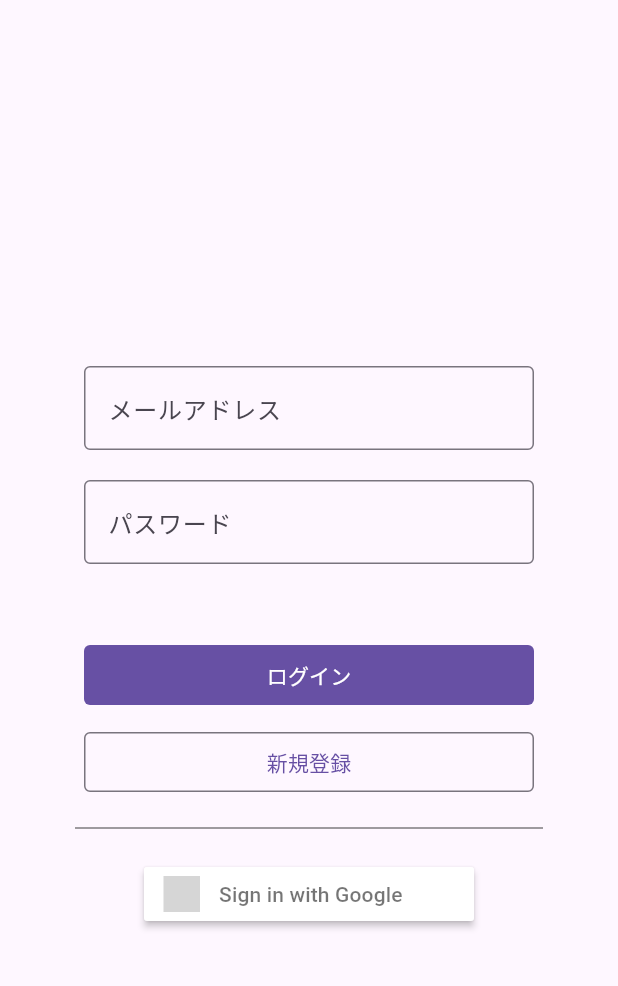
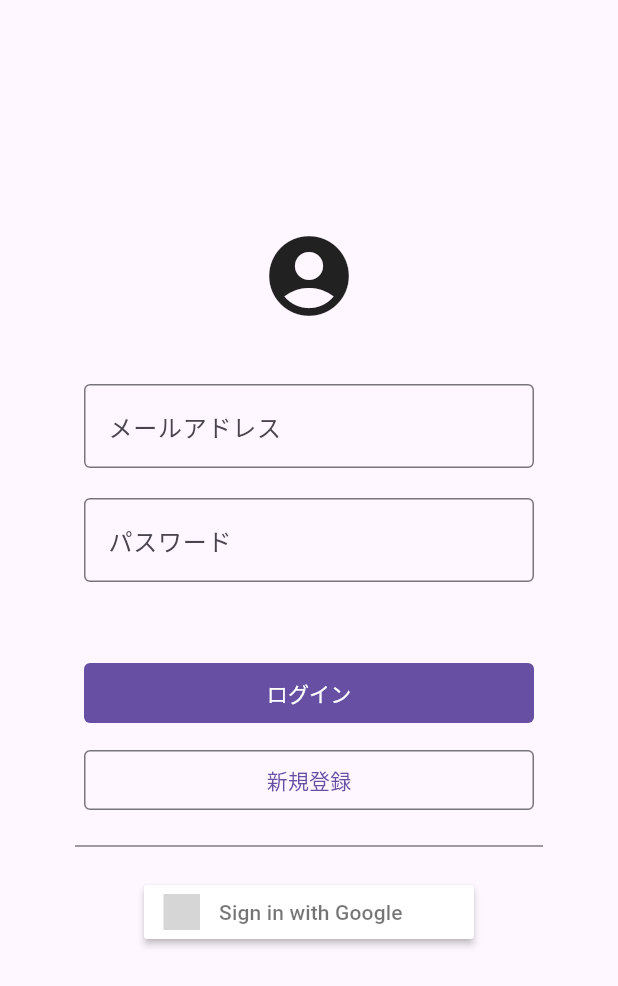
Before and after one commit to maki1125/menu, a Flutter app: the screen it shows after launch, item 2 of the bottom bar chosen, after a tap on the "account circle" icon, on a phone screen of 412 x 824 dp. Shown: the top 986 px of the screen. Run offline on Flutter 3.47's test engine with Material 3 defaults, Android fonts, the phone set to English and light mode, and no system bars; our stand-ins replace cloud_firestore, file_picker, firebase_auth, firebase_core, firebase_storage, flutter_datetime_picker_plus and 5 more; accounts and stored records are empty; project files that could hold a hidden picture were left out; grey boxes are pictures that could not be loaded.

Commit message:
o_04_appbar

```diff
--- a/menu/lib/common/common_widget.dart
+++ b/menu/lib/common/common_widget.dart
@@ -1,6 +1,8 @@
 import 'package:flutter/material.dart';
 import 'package:google_fonts/google_fonts.dart';
 import 'package:menu/view/login_screen.dart';
+import 'package:flutter_riverpod/flutter_riverpod.dart';
+import 'package:menu/view_model/login_screen_view_model.dart';
 
 class CustomBottomBar extends StatelessWidget {
   final int currentIndex;
@@ -35,12 +37,14 @@ class CustomBottomBar extends StatelessWidget {
   }
 }
 
-class AppBarComponentWidget extends StatelessWidget
+class AppBarComponentWidget extends ConsumerWidget
     implements PreferredSizeWidget {
   AppBarComponentWidget({super.key});
 
   @override
-  Widget build(BuildContext context) {
+  Widget build(BuildContext context, WidgetRef ref) {
+    final authState = ref.watch(authStateChangesProvider);
+
     return AppBar(
       title: Text(
         'Cook Dinner',
@@ -48,8 +52,16 @@ class AppBarComponentWidget extends StatelessWidget
       ),
       centerTitle: true,
       elevation: 10.0,
-      leading: IconButton(
-        icon: Icon(Icons.account_circle),
+      leading: //IconButton(
+          //icon: Icon(Icons.account_circle),
+          authState.when(
+        data: (user) {
+          if (user != null && user.photoURL != null) {
+            return IconButton(
+              icon: CircleAvatar(
+                backgroundImage: NetworkImage(user.photoURL!),
+                radius: 16,
+              ),
               onPressed: () {
                 Navigator.push(
                   context,
@@ -58,6 +70,24 @@ class AppBarComponentWidget extends StatelessWidget
                   ),
                 );
               },
+            );
+          } else {
+            return IconButton(
+              icon: const Icon(Icons.account_circle, size: 24),
+              onPressed: () {
+                Navigator.push(
+                  context,
+                  MaterialPageRoute(
+                    builder: (context) => UserAuthentication(),
+                  ),
+                );
+              },
+            );
+          }
+        },
+
+        loading: () => CircularProgressIndicator(), // ローディング中
+        error: (error, stack) => Icon(Icons.error), // エラー時
       ),
       //centerTitle: true,
       backgroundColor: Colors.white,
--- a/menu/lib/view/login_screen.dart
+++ b/menu/lib/view/login_screen.dart
@@ -13,10 +13,10 @@ class UserAuthentication extends ConsumerWidget {
 
   @override
   Widget build(BuildContext context, WidgetRef ref) {
-    final emailController = TextEditingController();
-    final passwordController = TextEditingController();
-    final authService = ref.read(authServiceProvider);
-    final authState = ref.watch(authStateChangesProvider);
+    final emailController = TextEditingController(); // メールアドレス入力用
+    final passwordController = TextEditingController(); // パスワード入力用
+    final authService = ref.read(authServiceProvider); // 認証サービス取得
+    final authState = ref.watch(authStateChangesProvider); // ユーザー情報取得
 
     return Material(
       child: Center(
@@ -24,13 +24,25 @@ class UserAuthentication extends ConsumerWidget {
           mainAxisSize: MainAxisSize.min,
           children: <Widget>[
             authState.when(
-              // 匿名の場合はアイコンを表示
-              data: (user) => user?.isAnonymous == true
-                  ? Icon(
-                      Icons.account_circle,
-                      size: 32,
-                    )
-                  : SizedBox.shrink(),
+              data: (user) {
+                if (user != null && user.photoURL != null) {
+                  // ユーザーが存在し、写真URLがある場合
+                  return CircleAvatar(
+                    backgroundImage: NetworkImage(user.photoURL!), // 写真URLを表示
+                    radius: 32,
+                  );
+                } else {
+                  return Icon(Icons.account_circle,
+                      size: 64); // ユーザーが存在しない場合はアイコンを表示
+                }
+              },
+              // // 匿名の場合はアイコンを表示
+              // data: (user) => user?.isAnonymous == true
+              //     ? Icon(
+              //         Icons.account_circle,
+              //         size: 64,
+              //       )
+              //     : SizedBox.shrink(),
               loading: () => CircularProgressIndicator(),
               error: (error, stackTrace) => Text('error'),
             ),
@@ -51,12 +63,15 @@ class UserAuthentication extends ConsumerWidget {
               width: 300,
               child: FilledButton(
                 onPressed: () async {
-                  await authService.signInEmailAndPassword(context,
-                      emailController.text, passwordController.text, ref);
+                  await authService.signInEmailAndPassword(
+                      context, // メールアドレスとパスワードでログイン
+                      emailController.text,
+                      passwordController.text,
+                      ref);
                 },
                 style: OutlinedButton.styleFrom(
                   shape: RoundedRectangleBorder(
-                    borderRadius: BorderRadius.circular(4),
+                    borderRadius: BorderRadius.circular(4), // 角丸
                   ),
                 ),
                 child: Text('ログイン'),
@@ -67,8 +82,11 @@ class UserAuthentication extends ConsumerWidget {
               width: 300,
               child: OutlinedButton(
                 onPressed: () async {
-                  await authService.singUpEmailAndPassword(context,
-                      emailController.text, passwordController.text, ref);
+                  await authService.singUpEmailAndPassword(
+                      context, // メールアドレスとパスワードで新規登録
+                      emailController.text,
+                      passwordController.text,
+                      ref);
                 },
                 style: OutlinedButton.styleFrom(
                   shape: RoundedRectangleBorder(
@@ -78,7 +96,7 @@ class UserAuthentication extends ConsumerWidget {
                 child: Text('新規登録'),
               ),
             ),
-            Divider(
+            const Divider(
               height: 40,
               thickness: 0.5,
               indent: 50,
@@ -88,17 +106,19 @@ class UserAuthentication extends ConsumerWidget {
             SignInButton(
               Buttons.Google,
               onPressed: () async {
-                await authService.signInWithGoogle(context, ref);
+                await authService.signInWithGoogle(
+                    context, ref); // Googleアカウントでログイン
               },
             ),
+            SizedBox(height: 40),
             authState.when(
               data: (user) {
                 if (user != null) {
-                  return ElevatedButton(
+                  return IconButton(
                     onPressed: () async {
-                      await authService.signOut();
+                      await authService.signOut(); // ログアウト
                     },
-                    child: Text('ログアウト'),
+                    icon: const Icon(Icons.logout),
                   );
                 } else {
                   return Container();
@@ -114,6 +134,7 @@ class UserAuthentication extends ConsumerWidget {
   }
 
   Widget _buildTextField({
+    // テキストフィールドの作成
     required String labelText,
     required TextEditingController controller,
     bool obscureText = false, // 表示、非表示を切り替える
```
Also changed, not shown: menu/lib/view/material_list_screen.dart (+9 -0 lines). Lines whose indentation alone changed are shown as unchanged.
